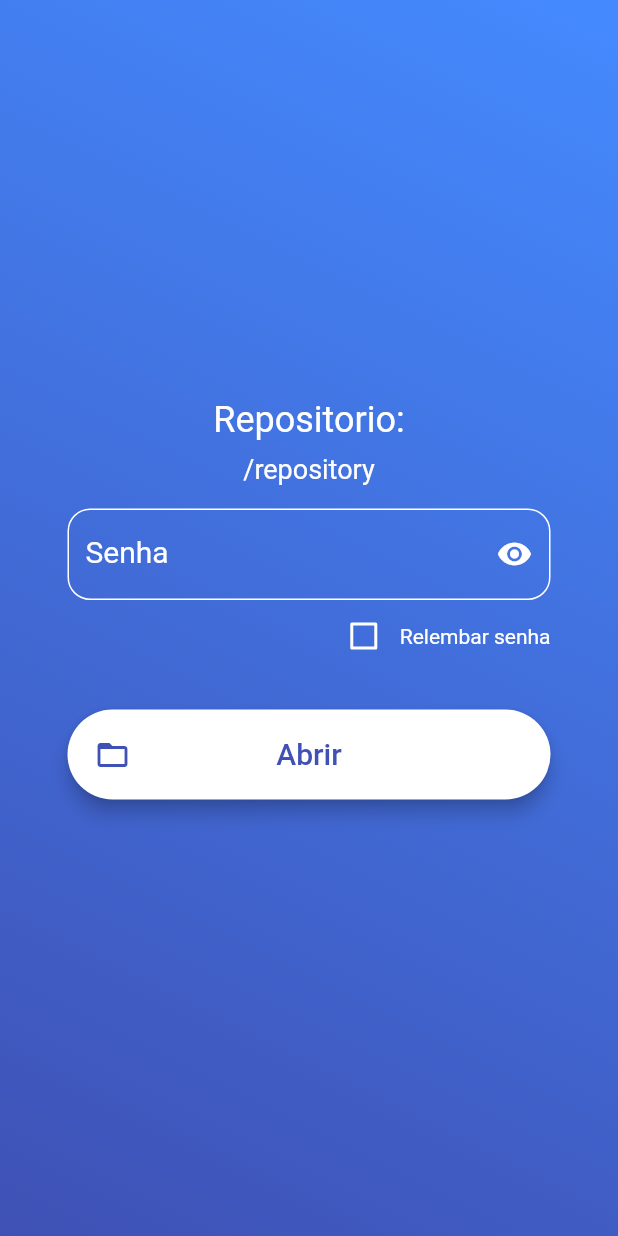
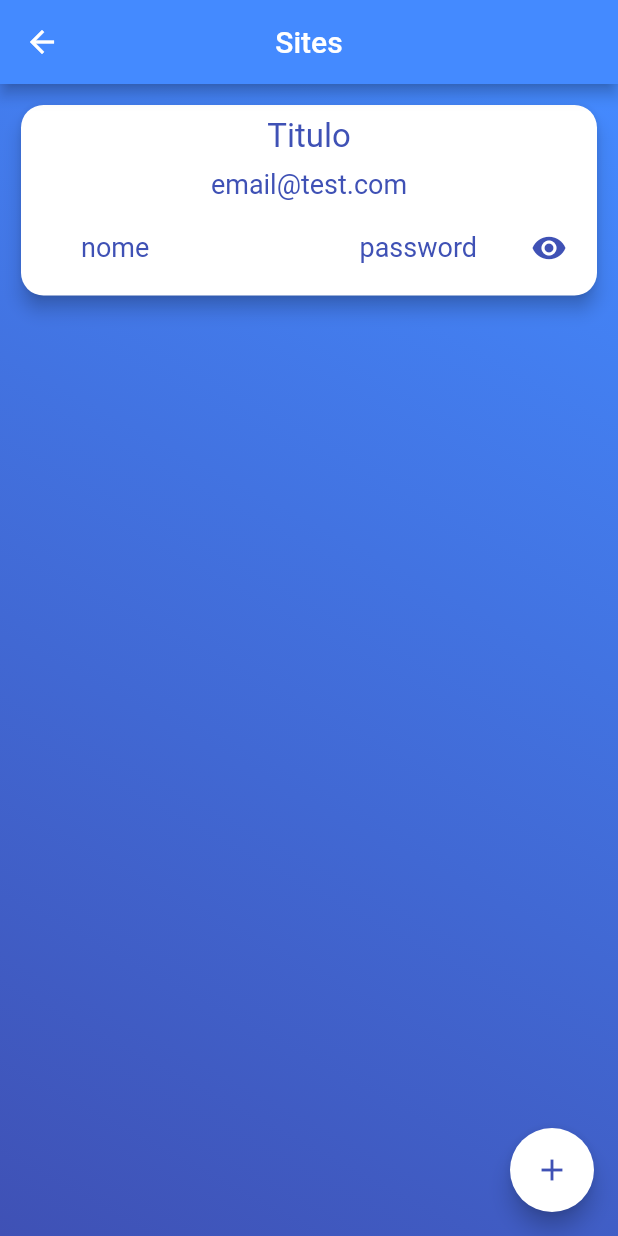
Before and after one commit to JulioMCDias/Cofre-de-Senha, a Flutter app: the OpenRepositoryScreen screen opened directly, after a tap on "Abrir", on a phone screen of 412 x 824 dp. Run offline on Flutter 3.47's test engine with Material 2 defaults, Android fonts, the phone set to English and light mode, and no system bars; our stand-ins replace flutter_svg.

Commit message:
added list password screen

```diff
--- /dev/null
+++ b/lib/data/model/note_password.dart
@@ -0,0 +1,11 @@
+
+class NotePassword{
+  String title;
+  String name;
+  String email;
+  String password;
+
+  NotePassword({this.title, this.name, this.email, this.password});
+
+
+}
--- a/lib/main.dart
+++ b/lib/main.dart
@@ -1,5 +1,4 @@
 
-import 'package:cofresenha/ui/screens/open_repository_screen.dart';
 import 'package:cofresenha/ui/screens/splash_screen.dart';
 import 'package:flutter/material.dart';
 
--- a/lib/ui/screens/list_book_screen.dart
+++ b/lib/ui/screens/list_book_screen.dart
@@ -0,0 +1,32 @@
+import 'package:cofresenha/ui/widget/background_decoration.dart';
+import 'package:flutter/material.dart';
+
+class ListBookScreen extends StatefulWidget {
+  @override
+  _ListBookScreenState createState() => _ListBookScreenState();
+}
+
+class _ListBookScreenState extends State<ListBookScreen> {
+  final List<String> _passwords = List();
+
+  @override
+  Widget build(BuildContext context) {
+    return Scaffold(
+        appBar: AppBar(
+          backgroundColor: Colors.blueAccent,
+          title: Text("Cadernos",
+            style: TextStyle(color: Theme.of(context).primaryColor),
+          ),
+          centerTitle: true,
+        ),
+        body: Container(
+            decoration: BackgroundDecoration(),
+            height: double.infinity,
+            child: Center(
+
+            )
+        )
+    );
+  }
+
+}
--- a/lib/ui/screens/list_password_screen.dart
+++ b/lib/ui/screens/list_password_screen.dart
@@ -0,0 +1,127 @@
+import 'package:cofresenha/data/model/note_password.dart';
+import 'package:cofresenha/ui/widget/background_decoration.dart';
+import 'package:flutter/cupertino.dart';
+import 'package:flutter/material.dart';
+
+class ListPasswordScreen extends StatefulWidget {
+  @override
+  _ListPasswordScreenState createState() => _ListPasswordScreenState();
+}
+
+class _ListPasswordScreenState extends State<ListPasswordScreen> {
+  final List<NotePassword> _notePasswords = List();
+  final String _title = "Sites";
+  bool _passwordVisible = true;
+
+  @override
+  void initState() {
+    super.initState();
+    _notePasswords.add(NotePassword(name: "nome", title: "Titulo",
+      email: "email@test.com", password: "password"));
+
+  }
+
+  @override
+  Widget build(BuildContext context) {
+    return Scaffold(
+      appBar: AppBar(
+        backgroundColor: Colors.blueAccent,
+        title: Text(_title,
+          style: TextStyle(color: Theme.of(context).primaryColor),
+        ),
+        centerTitle: true,
+        leading: IconButton(
+          icon: Icon(
+            Icons.arrow_back,
+            color: Theme.of(context).primaryColor,
+          ),
+          onPressed: () => Navigator.of(context).pop(),
+        ),
+      ),
+      body: Container(
+        decoration: BackgroundDecoration(),
+        height: double.infinity,
+        child: Center(
+          child: ListView.builder(
+            padding: EdgeInsets.all(10),
+            itemCount: _notePasswords.length,
+            itemBuilder: (context, index){
+              return _infoCard(context, _notePasswords[index]);
+            },
+          )
+        )
+      ),
+      floatingActionButton: FloatingActionButton(
+        child: Icon(Icons.add, color: Colors.indigo,),
+        backgroundColor: Theme.of(context).primaryColor,
+        onPressed: (){},
+      ),
+    );
+  }
+
+  Widget _infoCard (context, NotePassword notePassword){
+    return GestureDetector(
+      child: Card(
+        shape: RoundedRectangleBorder(
+          borderRadius: BorderRadius.circular(15)
+        ),
+        elevation: 5,
+        child: Row(
+          children: [
+            Expanded(
+              child: Column(
+                children: [
+                  Padding(
+                    padding: const EdgeInsets.all(8.0),
+                    child: Text(notePassword.title, style: TextStyle(color: Colors.indigo, fontSize: 22),),
+                  ),
+                  Text(notePassword.email, style: TextStyle(color: Colors.indigo, fontSize: 18)),
+                  Padding(
+                    padding: const EdgeInsets.all(8.0),
+                    child: Row(
+                      mainAxisAlignment: MainAxisAlignment.start,
+                      children: [
+                        Padding(
+                          padding: const EdgeInsets.only(left: 32),
+                          child: Text(notePassword.name,
+                            style: TextStyle(color: Colors.indigo, fontSize: 18,),
+                            textAlign: TextAlign.left,
+                          ),
+                        ),
+                        Expanded(
+                          child: Padding(
+                            padding: const EdgeInsets.symmetric(vertical: 8, horizontal: 16),
+                            child: Text(notePassword.password,
+                              style: TextStyle(color: Colors.indigo, fontSize: 18),
+                              textAlign: TextAlign.right,
+                            ),
+                          )
+                        ),
+                        Padding(
+                          padding: const EdgeInsets.only(left: 8),
+                          child: IconButton(
+                            icon: Icon(
+                              _passwordVisible
+                                ? Icons.visibility
+                                : Icons.visibility_off,
+                              color: Colors.indigo,
+                            ),
+                            onPressed: () {
+                              setState(() {
+                                _passwordVisible = !_passwordVisible;
+                              });
+                            },
+                          ),
+                        ),
+                      ],
+                    ),
+                  ),
+                ],
+              ),
+            ),
+          ],
+        ),
+      ),
+    );
+  }
+}
--- a/lib/ui/screens/open_repository_screen.dart
+++ b/lib/ui/screens/open_repository_screen.dart
@@ -1,5 +1,6 @@
+import 'package:cofresenha/ui/screens/list_book_screen.dart';
+import 'package:cofresenha/ui/screens/list_password_screen.dart';
 import 'package:cofresenha/ui/widget/background_decoration.dart';
-import 'package:cofresenha/ui/widget/custom_text_filder.dart';
 import 'package:cofresenha/ui/widget/custom_text_from_field.dart';
 import 'package:flutter/cupertino.dart';
 import 'package:flutter/material.dart';
@@ -39,7 +40,6 @@ class _OpenRepositoryScreenState extends State<OpenRepositoryScreen> {
 
                 CustomTextFromField(
                   passwordVisible: true,
-                  controller: TextEditingController(),
                 ),
                 Row(
                   mainAxisAlignment: MainAxisAlignment.end,
@@ -64,7 +64,11 @@ class _OpenRepositoryScreenState extends State<OpenRepositoryScreen> {
                     vertical: 25),
                   width: double.infinity,
                   child: RaisedButton(
-                    onPressed: () {},
+                    onPressed: () {
+                      Navigator.push(context,
+                        MaterialPageRoute(builder: (context) => ListPasswordScreen())
+                      );
+                    },
                     elevation: 5,
                     padding: EdgeInsets.all(18),
                     shape: RoundedRectangleBorder(
```
